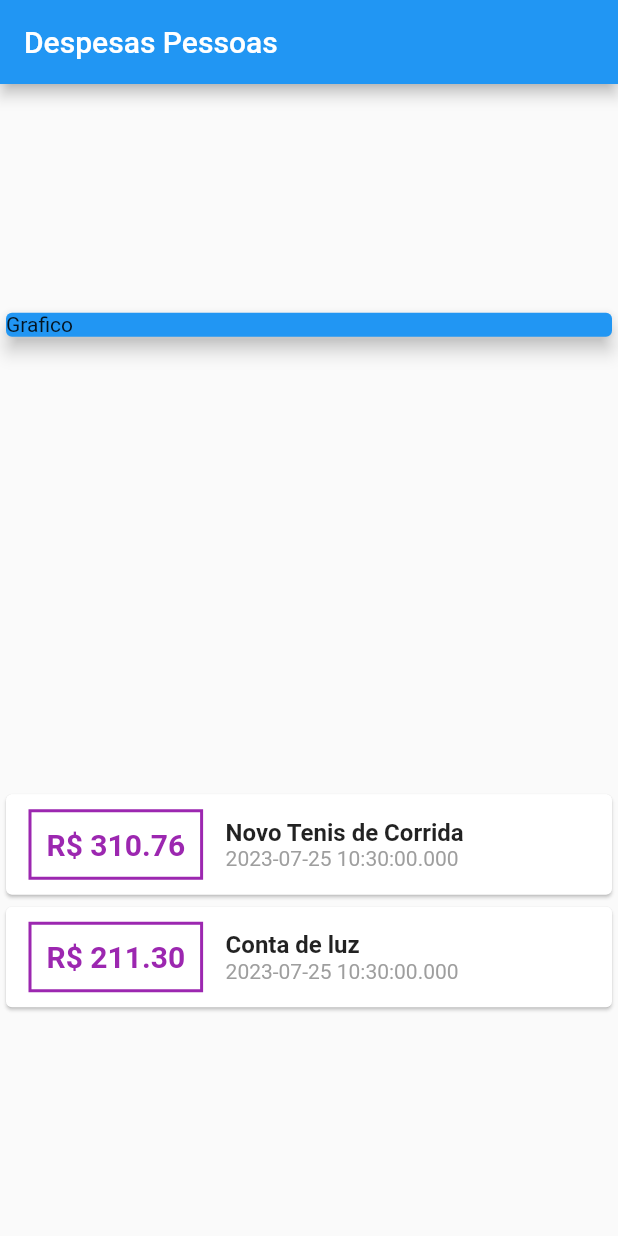
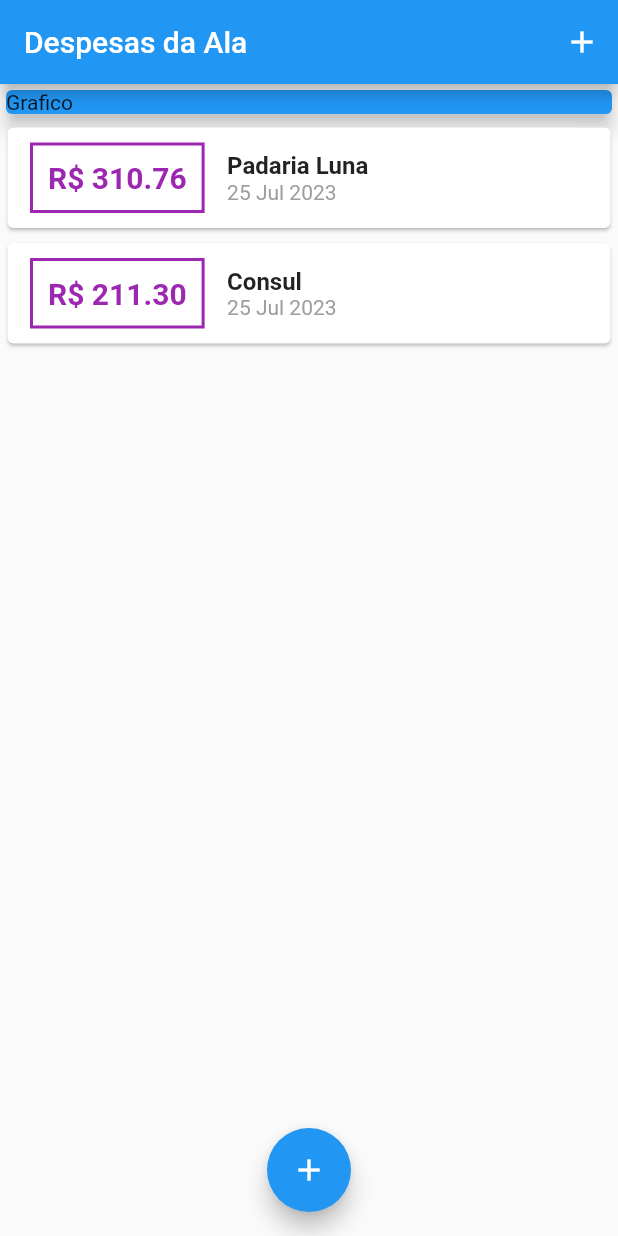
Before and after one commit to nickksoares/expensesApp, a Flutter app: the screen it shows after launch, on a phone screen of 412 x 824 dp. Run offline on Flutter 3.47's test engine with Material 2 defaults, Android fonts, the phone set to English and light mode, and no system bars.

```diff
--- /dev/null
+++ b/lib/components/transaction_list.dart
@@ -0,0 +1,65 @@
+import 'package:flutter/material.dart';
+import 'package:intl/intl.dart';
+import '../models/transaction.dart';
+
+class TransactionList extends StatelessWidget {
+  const TransactionList({super.key, required this.transactions});
+
+  final List<Transaction> transactions;
+
+  @override
+  Widget build(BuildContext context) {
+    return SizedBox(
+      height: 300,
+      child: ListView.builder(
+        itemCount: transactions.length,
+        itemBuilder: (builderContext, index) {
+          final tr = transactions[index];
+          return Container(
+            margin: const EdgeInsets.all(1),
+            child: Card(
+                child: Row(
+              children: [
+                //Value
+                Container(
+                  margin:
+                      const EdgeInsets.symmetric(horizontal: 15, vertical: 10),
+                  decoration: BoxDecoration(
+                      border: Border.all(
+                    color: Colors.purple,
+                    width: 2,
+                  )),
+                  padding: const EdgeInsets.all(10),
+                  child: Text(
+                    'R\$ ${tr.value.toStringAsFixed(2)}',
+                    style: const TextStyle(
+                        fontWeight: FontWeight.bold,
+                        fontSize: 20,
+                        color: Colors.purple),
+                  ),
+                ),
+                //Title and Date
+                Column(
+                  crossAxisAlignment: CrossAxisAlignment.start,
+                  children: [
+                    Text(
+                      tr.title,
+                      //definir style do title
+                      style: const TextStyle(
+                          fontSize: 16, fontWeight: FontWeight.bold),
+                    ),
+                    Text(
+                      DateFormat('d MMM y').format(tr.date),
+                      //definir style do date
+                      style: const TextStyle(color: Colors.grey),
+                    )
+                  ],
+                )
+              ],
+            )),
+          );
+        },
+      ),
+    );
+  }
+}
--- a/lib/main.dart
+++ b/lib/main.dart
@@ -1,115 +1,102 @@
-import 'package:expenses/models/transaction.dart';
+import 'package:expenses/components/transaction_form.dart';
 import 'package:flutter/material.dart';
+import 'dart:math';
+import 'package:expenses/components/transaction_list.dart';
+import '/models/transaction.dart';
 
+void main() => runApp(ExpensesApp());
 
-// ignore: prefer_const_constructors
-void main() => runApp(ExpensesApp());
 class ExpensesApp extends StatelessWidget {
   const ExpensesApp({super.key});
 
   @override
   Widget build(BuildContext context) {
-    return  MaterialApp(
-      home: MyHomePage()
-    );
+    return const MaterialApp(home: MyHomePage());
   }
 }
 
-class MyHomePage extends StatelessWidget {
-  MyHomePage({super.key});
-  final _transaction = [
+class MyHomePage extends StatefulWidget {
+  const MyHomePage({super.key});
+
+  @override
+  State<MyHomePage> createState() => _MyHomePageState();
+}
+
+class _MyHomePageState extends State<MyHomePage> {
+
+  final _transactions = [
     Transaction(
       id: 't1',
-      title: 'Novo Tenis de Corrida',
+      title: 'Padaria Luna',
       value: 310.76,
       date: DateTime.now(),
-      ),
-      Transaction(
+    ),
+    Transaction(
       id: 't2',
-      title: 'Conta de luz',
+      title: 'Consul',
       value: 211.30,
       date: DateTime.now(),
     )
   ];
-  @override
-  Widget build(BuildContext context) {
-    return  Scaffold(
-      appBar:  AppBar(
-        title: const Text('Despesas Pessoas'),
-      ),
-      body:  Column(
-        crossAxisAlignment: CrossAxisAlignment.stretch,
-        mainAxisAlignment: MainAxisAlignment.spaceAround,
-        children: <Widget>[
-          // ignore: sized_box_for_whitespace
-          Container(
-            width: double.infinity,
-            child: const Card(
-              color: Colors.blue,
-              elevation: 5,
-              child:  Text('Grafico'),
-            ),
-          ),
-          Column(
-            children:_transaction.map((tr){
-              return Card(
-                child: Row(
-                  children: [
-                    //Value
-                    Container(
-                      margin: const EdgeInsets.symmetric(
-                        horizontal: 15,
-                        vertical: 10
-                      ),
-                      decoration: BoxDecoration(
-                        border: Border.all(
-                          color: Colors.purple,
-                          width: 2,
-                        )
-                      ),
-                      padding: const EdgeInsets.all(10),
-                      child: Text(
-                        'R\$ ${tr.value.toStringAsFixed(2)}',
-                        style: const TextStyle(
-                          fontWeight: FontWeight.bold,
-                          fontSize: 20,
-                          color: Colors.purple
-                        ),
-                      ),
-                    ),
-                    //Title and Date
-                    // Desafio Centralizar Title e Date no inicio, deixar a fonte 16
-                    // do title fontweight bold, date deve ter Colors.grey
-                    Column(
-                      crossAxisAlignment: CrossAxisAlignment.start,
-                      children: [
-                        Text(
-                          tr.title,
-                          //definir style do title
-                          style: const TextStyle(
-                            fontSize: 16,
-                            fontWeight: FontWeight.bold
-                          ),
-                        ),
-                        Text(
-                          tr.date.toString(),
-                          //definir style do date
-                          style: const TextStyle(
-                            color: Colors.grey
-                          ),
-                        )
-                      ],
-                    )
-                  ],
-                )
-              );
-            }).toList(),
-          )
-        ]
 
-      )
+    _addTransaction(String title, double value){
+    final newTransaction = Transaction(
+      id: Random().nextDouble().toString(),
+      title: title,
+      value: value,
+      date: DateTime.now(),
+      );
+
+      setState(() {
+        _transactions.add(newTransaction);
+      });
+
+    }
+
+  _openTransactionFormModal(BuildContext context){
+    showModalBottomSheet(
+      context: context,
+      builder: (_){
+        return TransactionForm(
+          onSubmit: _addTransaction,
+        );
+      }
     );
   }
 
+  @override
+  Widget build(BuildContext context) {
+    return Scaffold(
+        appBar: AppBar(
+          title: const Text('Despesas da Ala'),
+          actions: [
+            IconButton(
+              onPressed: ()=>_openTransactionFormModal(context),
+              icon: const Icon(Icons.add)
+              )
+          ],
+        ),
+        body: ListView(
+          children:  <Widget>[
+            const SizedBox(
+              width: double.infinity,
+              child: Card(
+                color: Colors.blue,
+                elevation: 5,
+                child: Text('Grafico'),
+              ),
+            ),
+            TransactionList(transactions: _transactions),
 
+          ]
+        ),
+        floatingActionButton: FloatingActionButton(
+          onPressed:()=>_openTransactionFormModal(context),
+          child: const Icon(
+            Icons.add,
+          ),
+        ),
+        floatingActionButtonLocation: FloatingActionButtonLocation.centerFloat,
+      );
+    }
 }
```
Also changed, not shown: lib/components/transaction_form.dart (added, +60 -0 lines), pubspec.yaml (+3 -4 lines), pubspec.lock.
